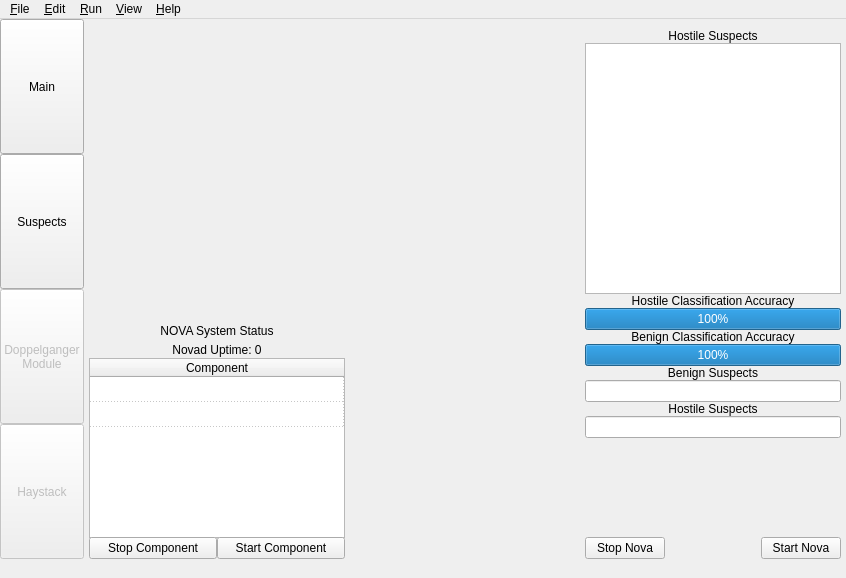
This is NovaGUI/UI/novagui.ui in altf4/Nova as Qt 5 draws it before an edit. The edited form follows.
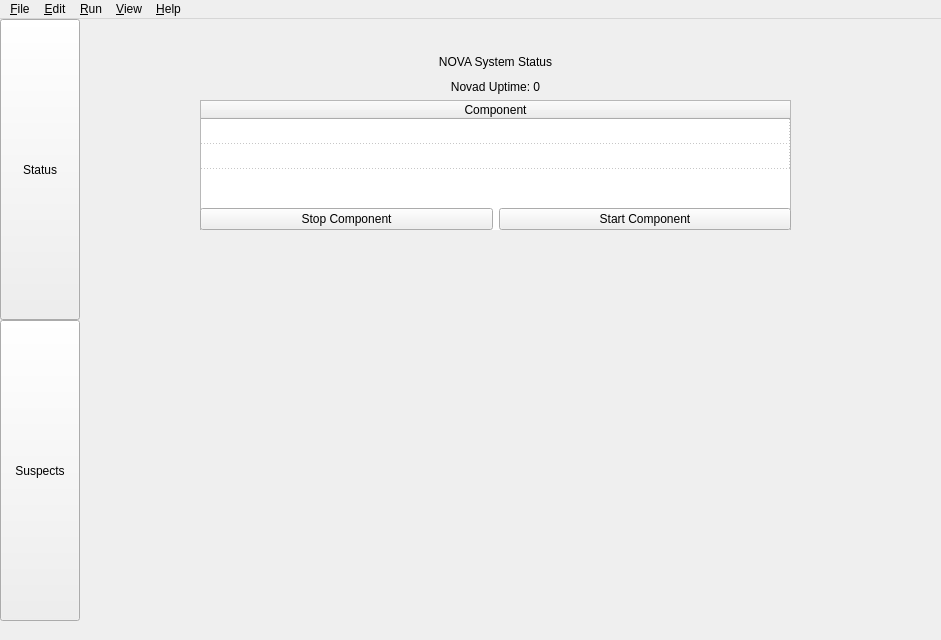
This is the edited form. The open tabs and pages were chosen to show the change.

Commit message: UI_QT: Clean up some unused stuff (tabs, spacers for future items, buttons)

The edit to the form file:
```diff
--- a/NovaGUI/UI/novagui.ui
+++ b/NovaGUI/UI/novagui.ui
@@ -6,8 +6,8 @@
    <rect>
     <x>0</x>
     <y>0</y>
-    <width>846</width>
-    <height>578</height>
+    <width>941</width>
+    <height>640</height>
    </rect>
   </property>
   <property name="sizePolicy">
@@ -47,7 +47,7 @@
          </sizepolicy>
         </property>
         <property name="text">
-         <string>Main</string>
+         <string>Status</string>
         </property>
         <property name="autoRepeat">
          <bool>false</bool>
@@ -67,39 +67,6 @@
         </property>
        </widget>
       </item>
-      <item>
-       <widget class="QPushButton" name="doppelButton">
-        <property name="enabled">
-         <bool>false</bool>
-        </property>
-        <property name="sizePolicy">
-         <sizepolicy hsizetype="Minimum" vsizetype="Expanding">
-          <horstretch>0</horstretch>
-          <verstretch>0</verstretch>
-         </sizepolicy>
-        </property>
-        <property name="text">
-         <string>Doppelganger
-Module</string>
-        </property>
-       </widget>
-      </item>
-      <item>
-       <widget class="QPushButton" name="haystackButton">
-        <property name="enabled">
-         <bool>false</bool>
-        </property>
-        <property name="sizePolicy">
-         <sizepolicy hsizetype="Minimum" vsizetype="Expanding">
-          <horstretch>0</horstretch>
-          <verstretch>0</verstretch>
-         </sizepolicy>
-        </property>
-        <property name="text">
-         <string>Haystack</string>
-        </property>
-       </widget>
-      </item>
      </layout>
     </item>
     <item row="0" column="2" rowspan="2">
@@ -117,7 +84,7 @@
        <enum>QFrame::NoFrame</enum>
       </property>
       <property name="currentIndex">
-       <number>0</number>
+       <number>1</number>
       </property>
       <widget class="QWidget" name="mainPage">
        <property name="sizePolicy">
@@ -132,90 +99,16 @@
          <height>531</height>
         </size>
        </property>
-       <layout class="QGridLayout" name="gridLayout_2">
-        <property name="leftMargin">
-         <number>5</number>
+       <widget class="QWidget" name="">
+        <property name="geometry">
+         <rect>
+          <x>120</x>
+          <y>30</y>
+          <width>591</width>
+          <height>181</height>
+         </rect>
         </property>
-        <property name="topMargin">
-         <number>10</number>
-        </property>
-        <property name="rightMargin">
-         <number>5</number>
-        </property>
-        <property name="bottomMargin">
-         <number>0</number>
-        </property>
-        <property name="spacing">
-         <number>0</number>
-        </property>
-        <item row="0" column="0">
-         <spacer name="placeholderSpacer">
-          <property name="orientation">
-           <enum>Qt::Vertical</enum>
-          </property>
-          <property name="sizeHint" stdset="0">
-           <size>
-            <width>20</width>
-            <height>40</height>
-           </size>
-          </property>
-         </spacer>
-        </item>
-        <item row="0" column="1" rowspan="2">
-         <spacer name="midSpacerTop">
-          <property name="orientation">
-           <enum>Qt::Horizontal</enum>
-          </property>
-          <property name="sizeHint" stdset="0">
-           <size>
-            <width>15</width>
-            <height>0</height>
-           </size>
-          </property>
-         </spacer>
-        </item>
-        <item row="0" column="2">
-         <layout class="QVBoxLayout" name="hListVBox">
-          <item>
-           <widget class="QLabel" name="hostileListLabel">
-            <property name="text">
-             <string>Hostile Suspects</string>
-            </property>
-            <property name="alignment">
-             <set>Qt::AlignCenter</set>
-            </property>
-           </widget>
-          </item>
-          <item>
-           <widget class="QListWidget" name="hostileList">
-            <property name="contextMenuPolicy">
-             <enum>Qt::NoContextMenu</enum>
-            </property>
-            <property name="verticalScrollMode">
-             <enum>QAbstractItemView::ScrollPerPixel</enum>
-            </property>
-            <property name="horizontalScrollMode">
-             <enum>QAbstractItemView::ScrollPerPixel</enum>
-            </property>
-           </widget>
-          </item>
-         </layout>
-        </item>
-        <item row="1" column="0">
-         <layout class="QVBoxLayout" name="nStatVBox">
-          <item>
-           <spacer name="nStatVSpacer">
-            <property name="orientation">
-             <enum>Qt::Vertical</enum>
-            </property>
-            <property name="sizeHint" stdset="0">
-             <size>
-              <width>0</width>
-              <height>10</height>
-             </size>
-            </property>
-           </spacer>
-          </item>
+        <layout class="QVBoxLayout" name="verticalLayout_4">
           <item>
            <widget class="QLabel" name="nStatLabel">
             <property name="sizePolicy">
@@ -359,176 +252,22 @@
            </layout>
           </item>
          </layout>
-        </item>
-        <item row="1" column="2">
-         <layout class="QVBoxLayout" name="genInfoBox">
-          <property name="spacing">
-           <number>0</number>
-          </property>
-          <item>
-           <widget class="QLabel" name="hostileClassificationLabel">
-            <property name="text">
-             <string>Hostile Classification Accuracy</string>
-            </property>
-            <property name="scaledContents">
-             <bool>true</bool>
-            </property>
-            <property name="alignment">
-             <set>Qt::AlignCenter</set>
-            </property>
-            <property name="wordWrap">
-             <bool>false</bool>
-            </property>
-            <property name="textInteractionFlags">
-             <set>Qt::NoTextInteraction</set>
-            </property>
-           </widget>
-          </item>
-          <item>
-           <widget class="QProgressBar" name="hostileClassificationBar">
-            <property name="layoutDirection">
-             <enum>Qt::LeftToRight</enum>
-            </property>
-            <property name="value">
-             <number>100</number>
-            </property>
-            <property name="invertedAppearance">
-             <bool>false</bool>
-            </property>
-           </widget>
-          </item>
-          <item>
-           <widget class="QLabel" name="benignClassificationLabel">
-            <property name="sizePolicy">
-             <sizepolicy hsizetype="Expanding" vsizetype="Minimum">
-              <horstretch>0</horstretch>
-              <verstretch>0</verstretch>
-             </sizepolicy>
-            </property>
-            <property name="text">
-             <string>Benign Classification Accuracy</string>
-            </property>
-            <property name="scaledContents">
-             <bool>true</bool>
-            </property>
-            <property name="alignment">
-             <set>Qt::AlignCenter</set>
-            </property>
-            <property name="wordWrap">
-             <bool>false</bool>
-            </property>
-            <property name="textInteractionFlags">
-             <set>Qt::NoTextInteraction</set>
-            </property>
-           </widget>
-          </item>
-          <item>
-           <widget class="QProgressBar" name="benignClassificationBar">
-            <property name="layoutDirection">
-             <enum>Qt::LeftToRight</enum>
-            </property>
-            <property name="value">
-             <number>100</number>
-            </property>
-           </widget>
-          </item>
-          <item>
-           <widget class="QLabel" name="numBenignLabel">
-            <property name="text">
-             <string>Benign Suspects</string>
-            </property>
-            <property name="scaledContents">
-             <bool>true</bool>
-            </property>
-            <property name="alignment">
-             <set>Qt::AlignCenter</set>
-            </property>
-            <property name="textInteractionFlags">
-             <set>Qt::NoTextInteraction</set>
-            </property>
-           </widget>
-          </item>
-          <item>
-           <widget class="QLineEdit" name="numBenignEdit">
-            <property name="enabled">
-             <bool>true</bool>
-            </property>
-            <property name="alignment">
-             <set>Qt::AlignCenter</set>
-            </property>
-            <property name="readOnly">
-             <bool>true</bool>
-            </property>
-           </widget>
-          </item>
-          <item>
-           <widget class="QLabel" name="numHostileLabel">
-            <property name="text">
-             <string>Hostile Suspects</string>
-            </property>
-            <property name="alignment">
-             <set>Qt::AlignCenter</set>
-            </property>
-           </widget>
-          </item>
-          <item>
-           <widget class="QLineEdit" name="numHostileEdit">
-            <property name="alignment">
-             <set>Qt::AlignCenter</set>
-            </property>
-           </widget>
-          </item>
-          <item>
-           <spacer name="genInfoVSpacer">
-            <property name="orientation">
-             <enum>Qt::Vertical</enum>
-            </property>
-            <property name="sizeHint" stdset="0">
-             <size>
-              <width>0</width>
-              <height>0</height>
-             </size>
-            </property>
-           </spacer>
-          </item>
-          <item>
-           <layout class="QHBoxLayout" name="genButtonBox">
-            <item>
-             <widget class="QPushButton" name="stopButton">
-              <property name="text">
-               <string>Stop Nova</string>
-              </property>
-             </widget>
-            </item>
-            <item>
-             <spacer name="horizontalSpacer">
-              <property name="orientation">
-               <enum>Qt::Horizontal</enum>
-              </property>
-              <property name="sizeHint" stdset="0">
-               <size>
-                <width>0</width>
-                <height>0</height>
-               </size>
-              </property>
-             </spacer>
-            </item>
-            <item>
-             <widget class="QPushButton" name="runButton">
-              <property name="text">
-               <string>Start Nova</string>
-              </property>
-             </widget>
-            </item>
-           </layout>
-          </item>
-         </layout>
-        </item>
-       </layout>
+       </widget>
       </widget>
       <widget class="QWidget" name="suspectPage">
-       <layout class="QGridLayout" name="gridLayout_3">
-        <item row="0" column="0">
+       <widget class="QWidget" name="">
+        <property name="geometry">
+         <rect>
+          <x>9</x>
+          <y>0</y>
+          <width>831</width>
+          <height>591</height>
+         </rect>
+        </property>
+        <layout class="QVBoxLayout" name="verticalLayout_3">
+         <item>
+          <layout class="QHBoxLayout" name="horizontalLayout_3">
+           <item>
          <widget class="QLabel" name="suspectListLabel">
           <property name="text">
            <string>Suspects</string>
@@ -538,20 +277,7 @@
           </property>
          </widget>
         </item>
-        <item row="1" column="0" rowspan="12">
-         <widget class="QListWidget" name="suspectList">
-          <property name="contextMenuPolicy">
-           <enum>Qt::NoContextMenu</enum>
-          </property>
-          <property name="verticalScrollMode">
-           <enum>QAbstractItemView::ScrollPerPixel</enum>
-          </property>
-          <property name="horizontalScrollMode">
-           <enum>QAbstractItemView::ScrollPerPixel</enum>
-          </property>
-         </widget>
-        </item>
-        <item row="0" column="2">
+           <item>
          <widget class="QLabel" name="suspectFeaturesLabel">
           <property name="text">
            <string>Suspect Features</string>
@@ -561,27 +287,37 @@
           </property>
          </widget>
         </item>
-        <item row="1" column="2" rowspan="6">
+           <item>
+            <widget class="QLabel" name="suspectListLabel_2">
+             <property name="text">
+              <string>Closeness to training data</string>
+             </property>
+             <property name="alignment">
+              <set>Qt::AlignCenter</set>
+             </property>
+            </widget>
+           </item>
+          </layout>
+         </item>
+         <item>
+          <layout class="QHBoxLayout" name="horizontalLayout">
+           <item>
+            <widget class="QListWidget" name="suspectList">
+             <property name="contextMenuPolicy">
+              <enum>Qt::NoContextMenu</enum>
+             </property>
+             <property name="verticalScrollMode">
+              <enum>QAbstractItemView::ScrollPerPixel</enum>
+             </property>
+             <property name="horizontalScrollMode">
+              <enum>QAbstractItemView::ScrollPerPixel</enum>
+             </property>
+            </widget>
+           </item>
+           <item>
          <widget class="QTextEdit" name="suspectFeaturesEdit"/>
         </item>
-        <item row="14" column="0">
-         <widget class="QPushButton" name="clearSuspectsButton">
-          <property name="text">
-           <string>Clear Suspects</string>
-          </property>
-         </widget>
-        </item>
-        <item row="12" column="2">
-         <widget class="QProgressBar" name="overallSuspectClassificationBar">
-          <property name="layoutDirection">
-           <enum>Qt::LeftToRight</enum>
-          </property>
-          <property name="value">
-           <number>100</number>
-          </property>
-         </widget>
-        </item>
-        <item row="1" column="1" rowspan="12">
+           <item>
          <widget class="QListWidget" name="suspectDistances">
           <property name="sizePolicy">
            <sizepolicy hsizetype="MinimumExpanding" vsizetype="Expanding">
@@ -589,55 +325,22 @@
             <verstretch>0</verstretch>
            </sizepolicy>
           </property>
-          <property name="minimumSize">
-           <size>
-            <width>300</width>
-            <height>0</height>
-           </size>
-          </property>
-         </widget>
-        </item>
-        <item row="11" column="2">
-         <widget class="QLabel" name="overallSuspectClassificationLabel">
-          <property name="text">
-           <string>Overall Classification Accuracy</string>
-          </property>
-          <property name="alignment">
-           <set>Qt::AlignLeading|Qt::AlignLeft|Qt::AlignVCenter</set>
-          </property>
-         </widget>
-        </item>
-        <item row="10" column="2">
-         <widget class="QProgressBar" name="benignSuspectClassificationBar">
-          <property name="layoutDirection">
-           <enum>Qt::LeftToRight</enum>
-          </property>
-          <property name="value">
-           <number>100</number>
-          </property>
-         </widget>
-        </item>
-        <item row="9" column="2">
-         <widget class="QLabel" name="benignSuspectClassificationLabel">
+            </widget>
+           </item>
+          </layout>
+         </item>
+         <item>
+          <layout class="QHBoxLayout" name="horizontalLayout_2">
+           <item>
+            <widget class="QPushButton" name="clearSuspectsButton">
           <property name="text">
-           <string>Benign Classification Accuracy</string>
-          </property>
-          <property name="alignment">
-           <set>Qt::AlignLeading|Qt::AlignLeft|Qt::AlignVCenter</set>
-          </property>
-         </widget>
-        </item>
-        <item row="8" column="2">
-         <widget class="QProgressBar" name="hostileSuspectClassificationBar">
-          <property name="layoutDirection">
-           <enum>Qt::LeftToRight</enum>
-          </property>
-          <property name="value">
-           <number>100</number>
-          </property>
-         </widget>
-        </item>
-        <item row="7" column="2">
+              <string>Clear Suspects</string>
+             </property>
+            </widget>
+           </item>
+           <item>
+            <layout class="QVBoxLayout" name="verticalLayout">
+             <item>
          <widget class="QLabel" name="hostileSuspectClassificationLabel">
           <property name="text">
            <string>Hostile Classification Accuracy</string>
@@ -647,7 +350,92 @@
           </property>
          </widget>
         </item>
-       </layout>
+             <item>
+              <widget class="QProgressBar" name="hostileSuspectClassificationBar">
+               <property name="layoutDirection">
+                <enum>Qt::LeftToRight</enum>
+               </property>
+               <property name="value">
+                <number>100</number>
+               </property>
+              </widget>
+             </item>
+             <item>
+              <widget class="QLabel" name="benignSuspectClassificationLabel">
+               <property name="text">
+                <string>Benign Classification Accuracy</string>
+               </property>
+               <property name="alignment">
+                <set>Qt::AlignLeading|Qt::AlignLeft|Qt::AlignVCenter</set>
+               </property>
+              </widget>
+             </item>
+             <item>
+              <widget class="QProgressBar" name="benignSuspectClassificationBar">
+               <property name="layoutDirection">
+                <enum>Qt::LeftToRight</enum>
+               </property>
+               <property name="value">
+                <number>100</number>
+               </property>
+              </widget>
+             </item>
+            </layout>
+           </item>
+           <item>
+            <layout class="QVBoxLayout" name="verticalLayout_2">
+             <item>
+              <widget class="QLabel" name="numBenignLabel">
+               <property name="text">
+                <string>Benign Suspects</string>
+               </property>
+               <property name="scaledContents">
+                <bool>true</bool>
+               </property>
+               <property name="alignment">
+                <set>Qt::AlignCenter</set>
+               </property>
+               <property name="textInteractionFlags">
+                <set>Qt::NoTextInteraction</set>
+               </property>
+              </widget>
+             </item>
+             <item>
+              <widget class="QLineEdit" name="numBenignEdit">
+               <property name="enabled">
+                <bool>true</bool>
+               </property>
+               <property name="alignment">
+                <set>Qt::AlignCenter</set>
+               </property>
+               <property name="readOnly">
+                <bool>true</bool>
+               </property>
+              </widget>
+             </item>
+             <item>
+              <widget class="QLabel" name="numHostileLabel">
+               <property name="text">
+                <string>Hostile Suspects</string>
+               </property>
+               <property name="alignment">
+                <set>Qt::AlignCenter</set>
+               </property>
+              </widget>
+             </item>
+             <item>
+              <widget class="QLineEdit" name="numHostileEdit">
+               <property name="alignment">
+                <set>Qt::AlignCenter</set>
+               </property>
+              </widget>
+             </item>
+            </layout>
+           </item>
+          </layout>
+         </item>
+        </layout>
+       </widget>
       </widget>
       <widget class="QWidget" name="doppelPage"/>
       <widget class="QWidget" name="haystackPage"/>
@@ -660,7 +448,7 @@
     <rect>
      <x>0</x>
      <y>0</y>
-     <width>846</width>
+     <width>941</width>
      <height>20</height>
     </rect>
    </property>
```
Lines whose indentation alone changed are shown as unchanged. The commit also changes 2 other files.
